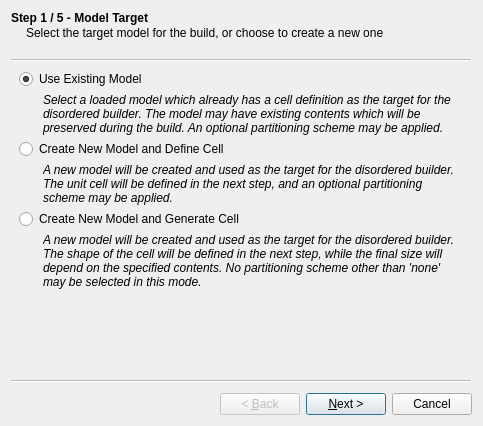
Above: src/gui/disorderwizard.ui from trisyoungs/aten before the change. Below: the same form after it.
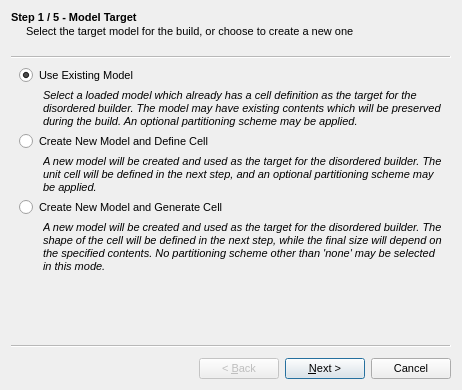
That is the form after the change. Icons and pictures are not drawn.

```diff
--- a/src/gui/disorderwizard.ui
+++ b/src/gui/disorderwizard.ui
@@ -6,10 +6,15 @@
    <rect>
     <x>0</x>
     <y>0</y>
-    <width>483</width>
-    <height>426</height>
+    <width>462</width>
+    <height>390</height>
    </rect>
   </property>
+  <property name="font">
+   <font>
+    <pointsize>8</pointsize>
+   </font>
+  </property>
   <property name="windowTitle">
    <string>Disorder Wizard</string>
   </property>
```
Left out of the diff: 3 changed lines with no effect on the pictures.
